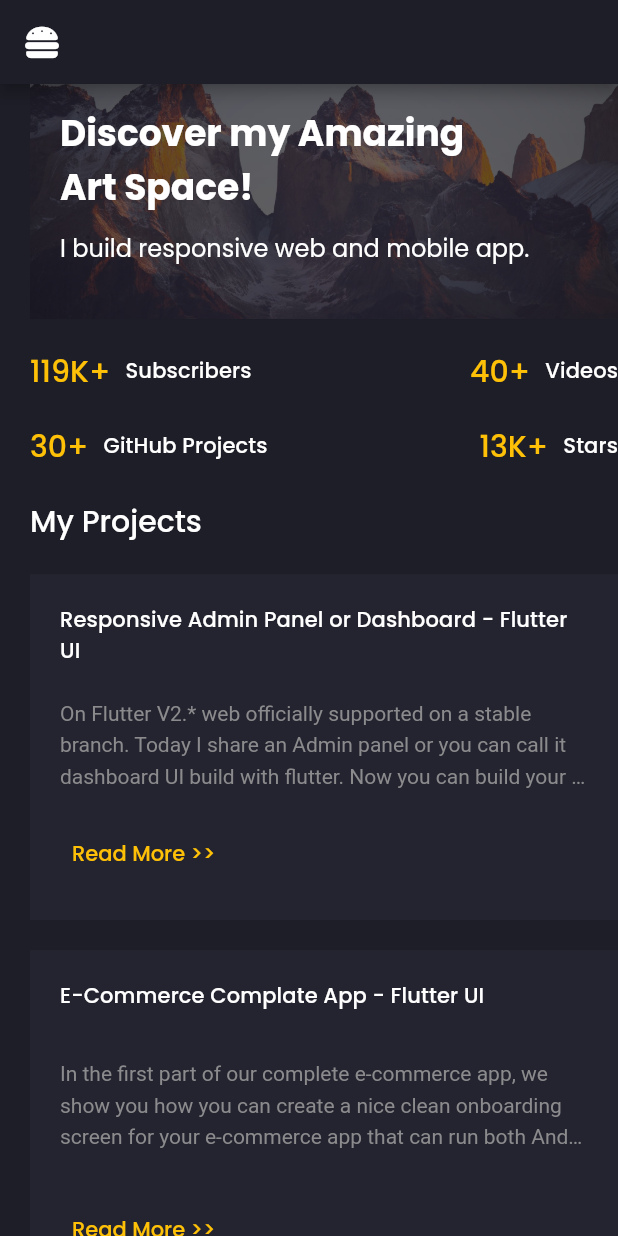
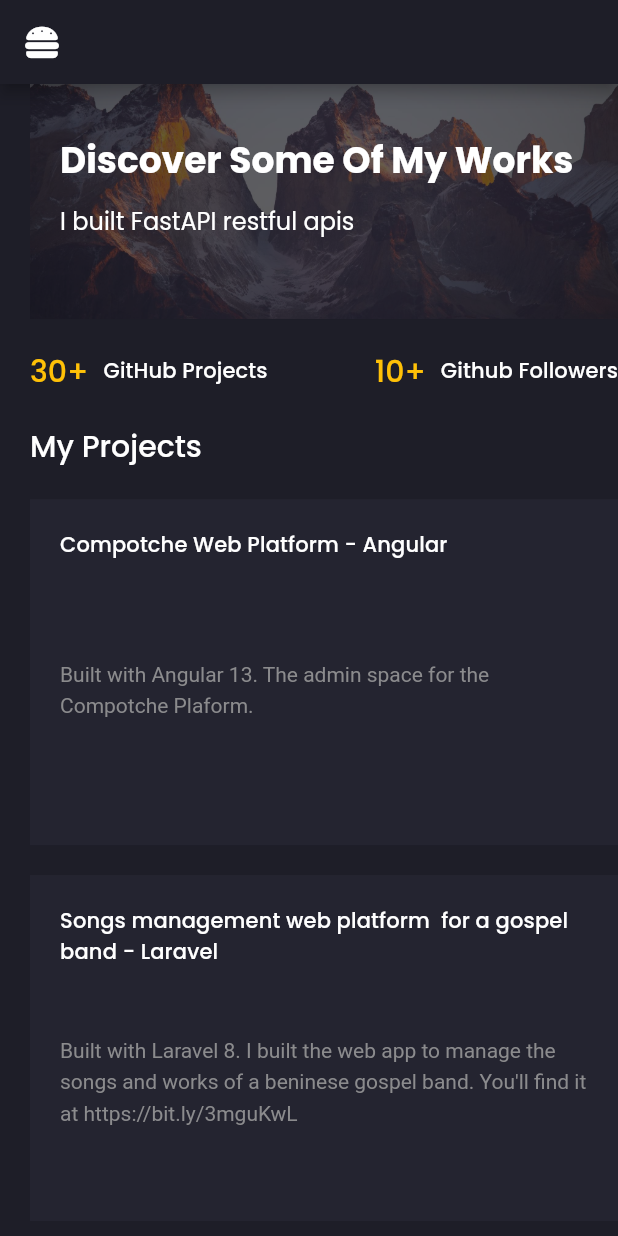
Before and after one commit to shellking4/my_portfolio, a Flutter app: the screen it shows after launch, on a phone screen of 412 x 824 dp. Run offline on Flutter 3.47's test engine with Material 2 defaults, Android fonts, the phone set to English and light mode, and no system bars; drawn by our look-alikes of animated_text_kit; our stand-ins replace flutter_svg, font_awesome_flutter, google_fonts; missing offline and left inert: dart:html.

Commit message:
committed some changes

```diff
--- a/lib/components/heighlights.dart
+++ b/lib/components/heighlights.dart
@@ -16,26 +16,26 @@ class HighLightsInfo extends StatelessWidget {
       child: Responsive.isMobileLarge(context)
           ? Column(
               children: [
-                Row(
-                  mainAxisAlignment: MainAxisAlignment.spaceBetween,
-                  children: [
-                    HeighLight(
-                      counter: AnimatedCounter(
-                        value: 119,
-                        text: "K+",
-                      ),
-                      label: "Subscribers",
-                    ),
-                    HeighLight(
-                      counter: AnimatedCounter(
-                        value: 40,
-                        text: "+",
-                      ),
-                      label: "Videos",
-                    ),
-                  ],
-                ),
-                const SizedBox(height: defaultPadding),
+                // Row(
+                //   mainAxisAlignment: MainAxisAlignment.spaceBetween,
+                //   children: [
+                //     HeighLight(
+                //       counter: AnimatedCounter(
+                //         value: 119,
+                //         text: "K+",
+                //       ),
+                //       label: "Subscribers",
+                //     ),
+                //     HeighLight(
+                //       counter: AnimatedCounter(
+                //         value: 40,
+                //         text: "+",
+                //       ),
+                //       label: "Videos",
+                //     ),
+                //   ],
+                // ),
+                // const SizedBox(height: defaultPadding),
                 Row(
                   mainAxisAlignment: MainAxisAlignment.spaceBetween,
                   children: [
@@ -48,32 +48,32 @@ class HighLightsInfo extends StatelessWidget {
                     ),
                     HeighLight(
                       counter: AnimatedCounter(
-                        value: 13,
-                        text: "K+",
+                        value: 10,
+                        text: "+",
                       ),
-                      label: "Stars",
+                      label: "Github Followers",
                     ),
                   ],
                 ),
               ],
             )
           : Row(
-              mainAxisAlignment: MainAxisAlignment.spaceBetween,
+              mainAxisAlignment: MainAxisAlignment.spaceAround,
               children: [
-                HeighLight(
-                  counter: AnimatedCounter(
-                    value: 119,
-                    text: "K+",
-                  ),
-                  label: "Subscribers",
-                ),
-                HeighLight(
-                  counter: AnimatedCounter(
-                    value: 40,
-                    text: "+",
-                  ),
-                  label: "Videos",
-                ),
+                // HeighLight(
+                //   counter: AnimatedCounter(
+                //     value: 119,
+                //     text: "K+",
+                //   ),
+                //   label: "Subscribers",
+                // ),
+                // HeighLight(
+                //   counter: AnimatedCounter(
+                //     value: 40,
+                //     text: "+",
+                //   ),
+                //   label: "Videos",
+                // ),
                 HeighLight(
                       counter: AnimatedCounter(
                         value: 30,
@@ -83,10 +83,10 @@ class HighLightsInfo extends StatelessWidget {
                     ),
                     HeighLight(
                       counter: AnimatedCounter(
-                    value: 13,
-                    text: "K+",
+                        value: 10,
+                        text: "+",
                       ),
-                  label: "Stars",
+                      label: "Github Followers",
                     ),
               ],
             ),
--- a/lib/components/home_banner.dart
+++ b/lib/components/home_banner.dart
@@ -1,6 +1,7 @@
 import 'package:animated_text_kit/animated_text_kit.dart';
 import 'package:flutter/material.dart';
 import 'package:my_portfolio/components/responsive.dart';
+import 'package:my_portfolio/components/side_menu.dart';
 import 'package:my_portfolio/utils/constants.dart';
 
 class HomeBanner extends StatelessWidget {
@@ -27,7 +28,7 @@ class HomeBanner extends StatelessWidget {
               mainAxisAlignment: MainAxisAlignment.center,
               children: [
                 Text(
-                  "Discover my Amazing \nArt Space!",
+                  "Discover Some Of My Works",
                   style: Responsive.isDesktop(context)
                       ? Theme.of(context).textTheme.headline3!.copyWith(
                             fontWeight: FontWeight.bold,
@@ -44,7 +45,9 @@ class HomeBanner extends StatelessWidget {
                 SizedBox(height: defaultPadding),
                 if (!Responsive.isMobileLarge(context))
                   ElevatedButton(
-                    onPressed: () {},
+                    onPressed: () {
+                      SideMenu.downloadFile("assets/documents/resume.pdf");
+                    },
                     style: TextButton.styleFrom(
                       padding: EdgeInsets.symmetric(
                           horizontal: defaultPadding * 2,
@@ -52,7 +55,7 @@ class HomeBanner extends StatelessWidget {
                       backgroundColor: primaryColor,
                     ),
                     child: Text(
-                      "EXPLORE NOW",
+                      "DOWNLOAD RESUME NOW",
                       style: TextStyle(color: darkColor),
                     ),
                   ),
@@ -78,16 +81,16 @@ class MyBuildAnimatedText extends StatelessWidget {
       maxLines: 1,
       child: Row(
         children: [
-          if (!Responsive.isMobileLarge(context)) FlutterCodedText(),
+          if (!Responsive.isMobileLarge(context)) CodeText(),
           if (!Responsive.isMobileLarge(context))
             SizedBox(width: defaultPadding / 2),
-          Text("I build "),
+          Text("I built "),
           Responsive.isMobile(context)
               ? Expanded(child: AnimatedText())
               : AnimatedText(),
           if (!Responsive.isMobileLarge(context))
             SizedBox(width: defaultPadding / 2),
-          if (!Responsive.isMobileLarge(context)) FlutterCodedText(),
+          if (!Responsive.isMobileLarge(context)) CodeText(),
         ],
       ),
     );
@@ -104,15 +107,31 @@ class AnimatedText extends StatelessWidget {
     return AnimatedTextKit(
       animatedTexts: [
         TyperAnimatedText(
-          "responsive web and mobile app.",
+          "FastAPI restful apis",
           speed: Duration(milliseconds: 60),
         ),
         TyperAnimatedText(
-          "complete e-Commerce app UI.",
+          "NestJS restful apis",
           speed: Duration(milliseconds: 60),
         ),
         TyperAnimatedText(
-          "Chat app with dark and light theme.",
+          "Django Rest Framework powered resful apis",
+          speed: Duration(milliseconds: 60),
+        ),
+        TyperAnimatedText(
+          "Angular web apps",
+          speed: Duration(milliseconds: 60),
+        ),
+        TyperAnimatedText(
+          "Flutter mobile and web apps",
+          speed: Duration(milliseconds: 60),
+        ),
+        TyperAnimatedText(
+          "Compotché, an online test platform",
+          speed: Duration(milliseconds: 60),
+        ),
+        TyperAnimatedText(
+          "Adécko, a recruitment platform",
           speed: Duration(milliseconds: 60),
         ),
       ],
@@ -120,8 +139,8 @@ class AnimatedText extends StatelessWidget {
   }
 }
 
-class FlutterCodedText extends StatelessWidget {
-  const FlutterCodedText({
+class CodeText extends StatelessWidget {
+  const CodeText({
     Key? key,
   }) : super(key: key);
 
@@ -132,7 +151,7 @@ class FlutterCodedText extends StatelessWidget {
         text: "<",
         children: [
           TextSpan(
-            text: "flutter",
+            text: "code",
             style: TextStyle(color: primaryColor),
           ),
           TextSpan(text: ">"),
--- a/lib/components/my_info.dart
+++ b/lib/components/my_info.dart
@@ -22,11 +22,11 @@ class MyInfo extends StatelessWidget {
             ),
             Spacer(),
             Text(
-              "Donald KANTI aka shellking4",
+              "Donald KANTI aka Shellking4",
               style: Theme.of(context).textTheme.subtitle2,
             ),
             Text(
-              "Developper Advocate And Founder Of Syslabs LLC",
+              "Developper Advocate And Founder Of SYSLABS, LLC",
               textAlign: TextAlign.center,
               style: TextStyle(
                 fontWeight: FontWeight.w200,
--- a/lib/components/project_card.dart
+++ b/lib/components/project_card.dart
@@ -34,13 +34,13 @@ class ProjectCard extends StatelessWidget {
             style: TextStyle(height: 1.5),
           ),
           Spacer(),
-          TextButton(
-            onPressed: () {},
-            child: Text(
-              "Read More >>",
-              style: TextStyle(color: primaryColor),
-            ),
-          ),
+          // TextButton(
+          //   onPressed: () {},
+          //   child: Text(
+          //     "Read More >>",
+          //     style: TextStyle(color: primaryColor),
+          //   ),
+          // ),
         ],
       ),
     );
--- a/lib/components/side_menu.dart
+++ b/lib/components/side_menu.dart
@@ -1,4 +1,4 @@
-// ignore_for_file: avoid_web_libraries_in_flutter
+// ignore_for_file: avoid_web_libraries_in_flutter, constant_identifier_names
 
 import 'package:flutter/material.dart';
 import 'package:flutter_svg/flutter_svg.dart';
@@ -93,13 +93,13 @@ class SideMenu extends StatelessWidget {
     );
   }
 
-  void downloadFile(String url) {
+  static void downloadFile(String url) {
     html.AnchorElement anchorElement = html.AnchorElement(href: url);
     anchorElement.download = url;
     anchorElement.click();
   }
 
-  void launchURL(String url) async {
+  static void launchURL(String url) async {
     if (!await launch(url)) throw 'Could not launch $url';
   }
 }
--- a/lib/models/Project.dart
+++ b/lib/models/Project.dart
@@ -1,3 +1,5 @@
+// ignore_for_file: non_constant_identifier_names
+
 class Project {
   final String? title, description;
 
@@ -6,33 +8,30 @@ class Project {
 
 List<Project> demo_projects = [
   Project(
-    title: "Responsive Admin Panel or Dashboard - Flutter UI",
-    description:
-        "On Flutter V2.* web officially supported on a stable branch. Today I share an Admin panel or you can call it dashboard UI build with flutter. Now you can build your app dashboard using flutter. This dashboard contains almost everything that you need like a chart, table, nice small card for showing info.",
+    title: "Compotche Web Platform - Angular",
+    description: "Built with Angular 13. The admin space for the Compotche Plaform. ",
   ),
   Project(
-    title: "E-Commerce Complate App - Flutter UI",
-    description:
-        "In the first part of our complete e-commerce app, we show you how you can create a nice clean onboarding screen for your e-commerce app that can run both Andriod and iOS devices because it builds with flutter. Then on the second episode, we build a Sign in, Forgot Password screen with a custom error indicator.",
+    title: "Songs management web platform  for a gospel band - Laravel",
+    description: "Built with Laravel 8. I built the web app to manage the songs and works of a beninese gospel band. You'll find it at https://bit.ly/3mguKwL",
   ),
   Project(
-    title: "Outlook Email App Redesign - Flutter Fully Responsive Design UI",
-    description:
-        "We redesign the outlook app also make it responsive so that you can run it everywhere on your phone, tab, or web. In this flutter responsive video, we will show you the real power of flutter. Make mobile, web, and desktop app from a single codebase.",
+    title: "Compotche Mobile App - Flutter",
+    description: "The mobile UI for the online test platform I build",
   ),
-  Project(
-    title: "Chat/Messaging App Light and Dark Theme - Flutter UI",
-    description:
-        "Today we gonna build messing/chat app #ui using #flutter that runs both Android and iOS devices also has a dark and light theme. We create in total 4 screens all of that support both Dark Theme and Light Theme. At first, we design a welcome screen that contains an image with a tag line also has a skip button.",
-  ),
-  Project(
-    title: "Welcome page, Login Page and Sign up page - Flutter UI",
-    description:
-        "In the first part of our complete e-commerce app, we show you how you can create a nice clean onboarding screen for your e-commerce app that can run both Andriod and iOS devices because it builds with flutter. Then on the second episode, we build a Sign in, Forgot Password screen with a custom error indicator.",
-  ),
-  Project(
-    title: "Covid-19 App - Flutter UI",
-    description:
-        "We redesign the outlook app also make it responsive so that you can run it everywhere on your phone, tab, or web. In this flutter responsive video, we will show you the real power of flutter. Make mobile, web, and desktop app from a single codebase.",
-  ),
+  // Project(
+  //   title: "Chat/Messaging App Light and Dark Theme - Flutter UI",
+  //   description:
+  //       "Today we gonna build messing/chat app #ui using #flutter that runs both Android and iOS devices also has a dark and light theme. We create in total 4 screens all of that support both Dark Theme and Light Theme. At first, we design a welcome screen that contains an image with a tag line also has a skip button.",
+  // ),
+  // Project(
+  //   title: "Welcome page, Login Page and Sign up page - Flutter UI",
+  //   description:
+  //       "In the first part of our complete e-commerce app, we show you how you can create a nice clean onboarding screen for your e-commerce app that can run both Andriod and iOS devices because it builds with flutter. Then on the second episode, we build a Sign in, Forgot Password screen with a custom error indicator.",
+  // ),
+  // Project(
+  //   title: "Covid-19 App - Flutter UI",
+  //   description:
+  //       "We redesign the outlook app also make it responsive so that you can run it everywhere on your phone, tab, or web. In this flutter responsive video, we will show you the real power of flutter. Make mobile, web, and desktop app from a single codebase.",
+  // ),
 ];
--- a/lib/models/Recommendation.dart
+++ b/lib/models/Recommendation.dart
@@ -1,3 +1,5 @@
+// ignore_for_file: non_constant_identifier_names
+
 class Recommendation {
   final String? name, source, text;
 
@@ -6,27 +8,23 @@ class Recommendation {
 
 final List<Recommendation> demo_recommendations = [
   Recommendation(
-    name: "Kolapo Obanewa",
+    name: "Harris O'Connor",
     source: "Linkedin",
-    text:
-        "I have had the pleasure of working with Anwar on two flutter projects and what strikes me the most about his work is his ability to write clean and reusable codes with best practices. He is hardworking and makes it so easy to transcribe ideas into beautiful and testable flutter apps. He is a Flutter/Dart gem and has my highest recommendation",
+    text: "What strikes me the most about Shellking4's work is his ability to write clean and reusable codes with best practices. He has my highest recommendation.",
   ),
   Recommendation(
-    name: "Reza Shahbazi",
+    name: "Olatoundji AGBAHOUNGBA",
     source: "Linkedin",
-    text:
-        "Abu is great asset for any organization. It's a true pleasure working with him at TakeIn. His flutter skill is amazing as well as his professionalism and being a good team player. Abu's problem solving skill is also one of his great skills.",
+    text: "Shellking is great asset for any organization. His FastAPI and NestJS skills are amazing as well as his professionalism.",
   ),
   Recommendation(
-    name: "Diadem",
-    source: "YouTube",
-    text:
-        "I like your way you doing your project and you taught us. After I watch this I like and hit the subscribe button and then watch your video playlist one by one!! Within three hours, I learned a lot! I share your channel in my college WhatsApp group!",
+    name: "Cyprien ASSOU",
+    source: "Shopify Store Owner",
+    text: "I like the way you're doing your project and you taught us. What is really amazing by far is your speed on the keyboard :)",
   ),
   Recommendation(
-    name: "Roshan Shetty",
-    source: "YouTube",
-    text:
-        "Very straightforward, professional and also the best flutter videos in the youtube! It will be great if you add some comments to your steps with 0.5 seconds pause before implementing this step. By meaning of steps, I mean not the basic, but structural steps, like 10-20 steps per video. However, thank you very much!",
+    name: "Rohan Gurshen",
+    source: "Github",
+    text: "Very straightforward, professional and also one of the best fullstack developper I've ever met.  It will be great pleasure to work with you one of these days !",
   ),
 ];
```
Lines whose indentation alone changed are shown as unchanged.
